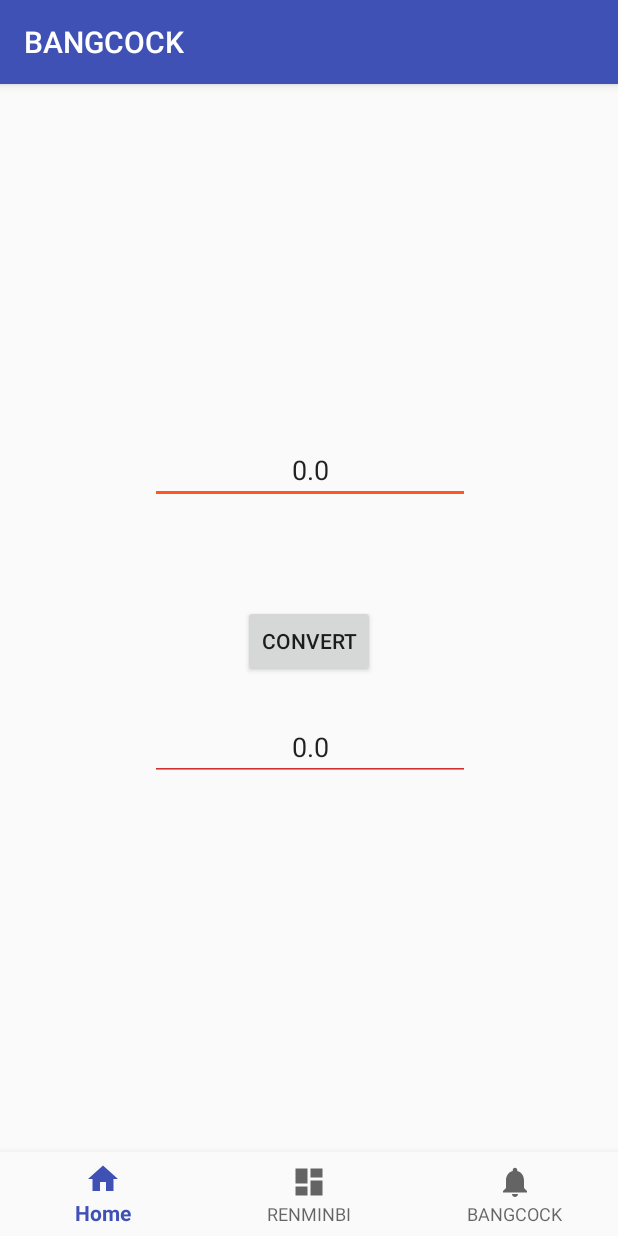
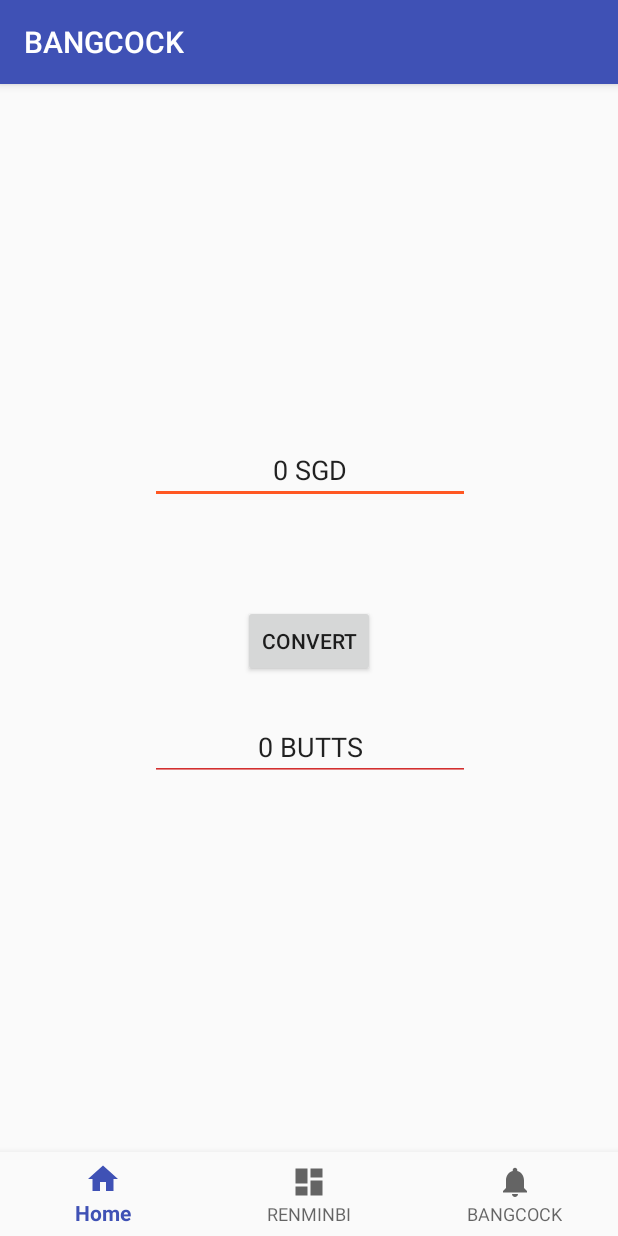
Before and after one commit to Melvynkoh94/BANGCOCK_APP, an Android app: the BangcockActivity screen opened directly, with no data from a screen before it, after a tap on "CONVERT", on a phone screen of 412 x 824 dp. Run offline under Robolectric (Android 15) with nearby library versions, the phone set to English and light mode, and no system bars; 1 statement that could not run was skipped.

Commit message:
2-Way Currency Converter
Removed the dollar symbol and implemented 2-way conversion. Clears the other editText when entering current EditText

```diff
--- a/app/src/main/java/com/example/user/bangcock/BangcockActivity.java
+++ b/app/src/main/java/com/example/user/bangcock/BangcockActivity.java
@@ -2,10 +2,14 @@ package com.example.user.bangcock;
 
 import android.support.v7.app.AppCompatActivity;
 import android.os.Bundle;
+import android.text.TextUtils;
 import android.view.View;
 import android.widget.Button;
 import android.widget.EditText;
+
+import java.text.DecimalFormat;
 import java.text.NumberFormat;
+import java.util.Locale;
 
 public class BangcockActivity extends AppCompatActivity {
 
@@ -15,6 +19,13 @@ public class BangcockActivity extends AppCompatActivity {
     private static final double THB2SGD = 0.041;
     private static final double SGD2THB = 24.24;
     private double SGDtext, THBtext;
+    final NumberFormat currency = NumberFormat.getCurrencyInstance();
+
+    final NumberFormat currencyFormatter = NumberFormat.getInstance( Locale.US );
+
+
+
+    DecimalFormat formatter = new DecimalFormat("#,##0.00");
 
     @Override
     protected void onCreate(Bundle savedInstanceState) {
@@ -25,20 +36,44 @@ public class BangcockActivity extends AppCompatActivity {
         EDITTEXT_SGD = (EditText)findViewById(R.id.editText_SGD);
         EDITTEXT_BKK = (EditText)findViewById(R.id.editText_BKK);
 
-        //NumberFormat currency = NumberFormat.getCurrencyInstance();
-        //myTextView.setText(currency.format(dollars));
 
 
         btn_CONVERT.setOnClickListener(new View.OnClickListener() {
             @Override
             public void onClick(View v) {
-                SGDtext = Double.parseDouble(EDITTEXT_SGD.getText().toString());
-                THBtext = SGDtext * SGD2THB;
-                EDITTEXT_SGD.setText(Double.toString(SGDtext));
-                EDITTEXT_BKK.setText(Double.toString(THBtext));
-                //mValueOne = Float.parseFloat(EDITTEXT_SGD.getText() + "");
-                //mSubtract = true;
-                //crunchifyEditText.setText(null);
+                if (TextUtils.isEmpty(EDITTEXT_BKK.getText())) {
+                    SGDtext = Double.parseDouble(EDITTEXT_SGD.getText().toString());
+                    THBtext = SGDtext * SGD2THB;
+                    EDITTEXT_SGD.setText(currencyFormatter.format(SGDtext) + " SGD");
+                    EDITTEXT_BKK.setText(currencyFormatter.format(THBtext) + " BUTTS");
+                }
+
+                if (TextUtils.isEmpty(EDITTEXT_SGD.getText())) {
+                    THBtext = Double.parseDouble(EDITTEXT_BKK.getText().toString());
+                    SGDtext = THBtext * THB2SGD;
+                    EDITTEXT_SGD.setText(currencyFormatter.format(SGDtext) + " SGD");
+                    EDITTEXT_BKK.setText(currencyFormatter.format(THBtext) + " BUTTS");
+                }
+
+                //EDITTEXT_SGD.setText(Double.toString(SGDtext));
+                //EDITTEXT_BKK.setText(Double.toString(THBtext));
+            }
+        });
+
+        EDITTEXT_SGD.setOnClickListener(new View.OnClickListener() {
+            @Override
+            public void onClick(View view) {
+                EDITTEXT_SGD.getText().clear();
+                EDITTEXT_BKK.getText().clear();
+
+            }
+        });
+
+        EDITTEXT_BKK.setOnClickListener(new View.OnClickListener() {
+            @Override
+            public void onClick(View view) {
+                EDITTEXT_BKK.getText().clear();
+                EDITTEXT_SGD.getText().clear();
             }
         });
     }
```
